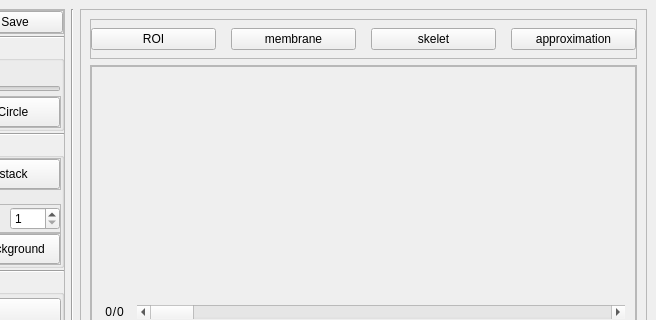
Qt form memskel/memskel.ui (mazoku/MemSkel) before a commit; both pictures show x 144 to 800 and y 0 to 320 of the 800 by 600 pixel window.
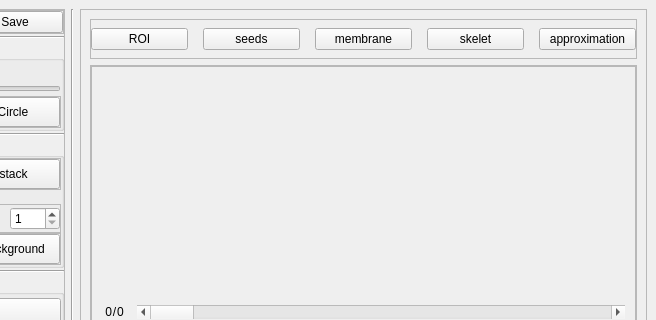
The same form after that commit.

Patch:
```diff
--- a/memskel/memskel.ui
+++ b/memskel/memskel.ui
@@ -703,6 +703,16 @@
             </property>
            </widget>
           </item>
+          <item>
+           <widget class="QPushButton" name="disp_seeds_BTN">
+            <property name="text">
+             <string>seeds</string>
+            </property>
+            <property name="checkable">
+             <bool>true</bool>
+            </property>
+           </widget>
+          </item>
           <item>
            <widget class="QPushButton" name="disp_membrane_BTN">
             <property name="text">
```
